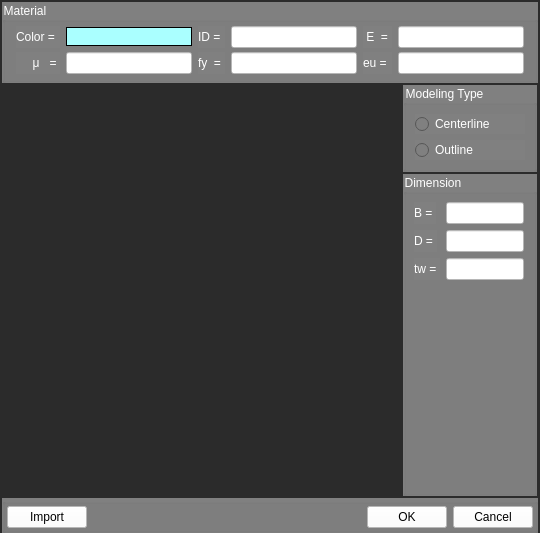
The window that Source/gui/msasect/ui/HollowCircle.ui (LIGUANHUA2021/Mastan3_FGB) describes before a commit, drawn with Qt 5.
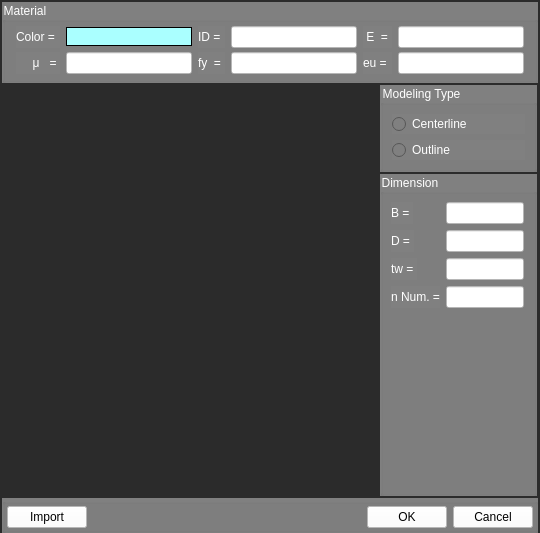
The same window after the commit. Icons and pictures are not drawn.

The edit to the form file:
```diff
--- a/Source/gui/msasect/ui/HollowCircle.ui
+++ b/Source/gui/msasect/ui/HollowCircle.ui
@@ -256,7 +256,7 @@
               </property>
              </widget>
             </item>
-            <item row="3" column="0">
+            <item row="4" column="0">
              <spacer name="verticalSpacer">
               <property name="orientation">
                <enum>Qt::Vertical</enum>
@@ -269,7 +269,7 @@
               </property>
              </spacer>
             </item>
-            <item row="3" column="1">
+            <item row="4" column="1">
              <spacer name="verticalSpacer_2">
               <property name="orientation">
                <enum>Qt::Vertical</enum>
@@ -282,6 +282,25 @@
               </property>
              </spacer>
             </item>
+            <item row="3" column="0">
+             <widget class="QLabel" name="label_2">
+              <property name="text">
+               <string>n Num. =</string>
+              </property>
+             </widget>
+            </item>
+            <item row="3" column="1">
+             <widget class="QLineEdit" name="Num_lineEdit">
+              <property name="styleSheet">
+               <string notr="true">*{	
+	font: 9pt &quot;Segoe UI&quot;;
+	color: rgb(0, 0, 0);
+	background: rgb(255, 255, 255);
+}
+</string>
+              </property>
+             </widget>
+            </item>
            </layout>
           </item>
          </layout>
```
Left out of the diff: 4 changed lines with no effect on the pictures.
